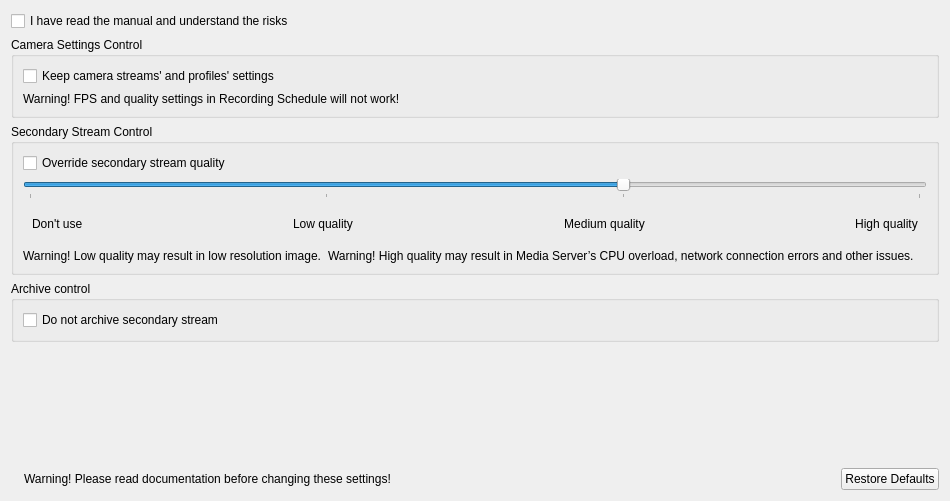
networkoptix/nx_open, file client/src/ui/widgets/properties/expert_settings_widget.ui: the form before one commit.
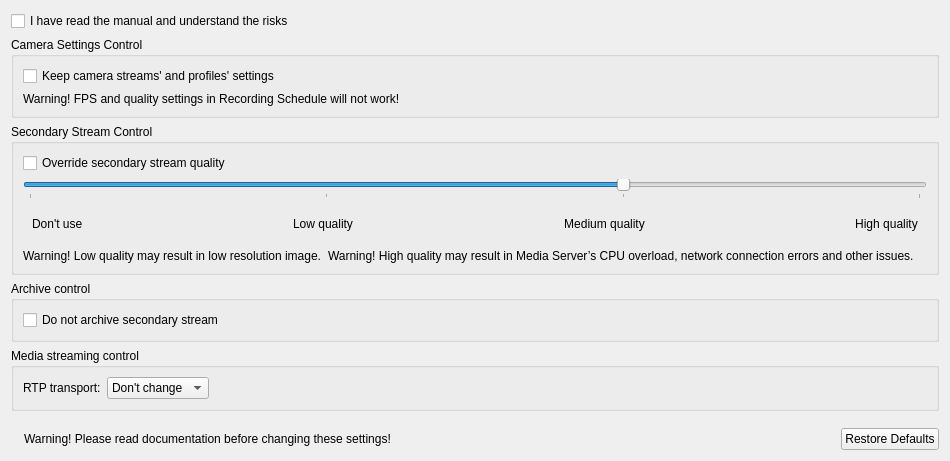
The form after the commit. Icons and pictures are not drawn.

```diff
--- a/client/src/ui/widgets/properties/expert_settings_widget.ui
+++ b/client/src/ui/widgets/properties/expert_settings_widget.ui
@@ -7,7 +7,7 @@
     <x>0</x>
     <y>0</y>
     <width>864</width>
-    <height>501</height>
+    <height>461</height>
    </rect>
   </property>
   <property name="windowTitle">
@@ -232,6 +232,59 @@
         </layout>
        </widget>
       </item>
+      <item>
+       <widget class="QGroupBox" name="groupBoxRTP">
+        <property name="title">
+         <string>Media streaming control</string>
+        </property>
+        <layout class="QHBoxLayout" name="horizontalLayout_2">
+         <item>
+          <widget class="QLabel" name="labelTransport">
+           <property name="text">
+            <string>RTP transport:</string>
+           </property>
+          </widget>
+         </item>
+         <item>
+          <widget class="QComboBox" name="comboBoxTransport">
+           <item>
+            <property name="text">
+             <string>Don't change</string>
+            </property>
+           </item>
+           <item>
+            <property name="text">
+             <string>Auto</string>
+            </property>
+           </item>
+           <item>
+            <property name="text">
+             <string>TCP</string>
+            </property>
+           </item>
+           <item>
+            <property name="text">
+             <string>UDP</string>
+            </property>
+           </item>
+          </widget>
+         </item>
+         <item>
+          <spacer name="horizontalSpacer_5">
+           <property name="orientation">
+            <enum>Qt::Horizontal</enum>
+           </property>
+           <property name="sizeHint" stdset="0">
+            <size>
+             <width>40</width>
+             <height>20</height>
+            </size>
+           </property>
+          </spacer>
+         </item>
+        </layout>
+       </widget>
+      </item>
       <item>
        <spacer name="verticalSpacer">
         <property name="orientation">
```
Left out of the diff: 1 changed line with no effect on the pictures.
